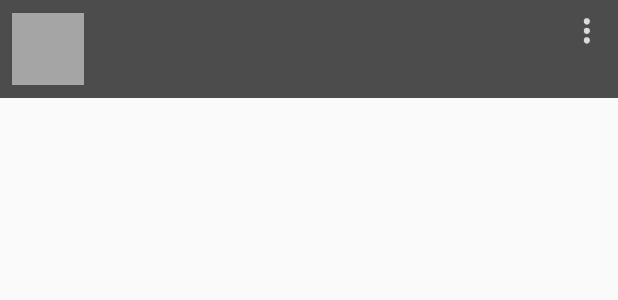
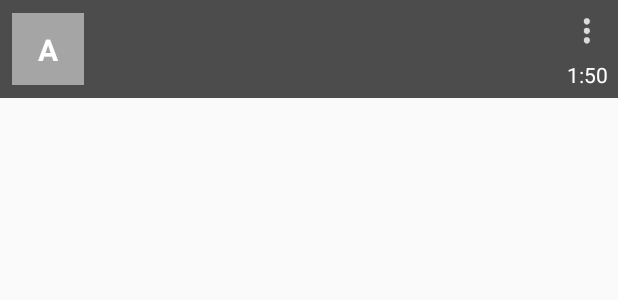
Before and after one commit to whycody/LinkPlayer, an Android app: the layout music_row.xml on its own in the app's theme, with its tools: preview values and no code run, on a phone screen of 412 x 824 dp. Shown: the top 300 px of the screen. Run offline under Robolectric (Android 15) with nearby library versions, the phone set to English and light mode, and no system bars.

Commit message:
Changed design

```diff
--- a/app/src/main/java/com/linkplayer/linkplayer/data/SongDao.java
+++ b/app/src/main/java/com/linkplayer/linkplayer/data/SongDao.java
@@ -111,7 +111,6 @@ public class SongDao {
 
     private void createLatestMusic(Song song){
         SongRealm songRealm = realm.createObject(SongRealm.class, idLastSongValue);
-        songRealm.setAlbumPhotoAvailable(song.isAlbumPhotoAvailable());
         songRealm.setArtist(song.getArtist());
         songRealm.setId(song.getId());
         songRealm.setPath(song.getPath());
@@ -121,7 +120,7 @@ public class SongDao {
     public Song getLatestMusic(){
         SongRealm songRealm = realm.where(SongRealm.class).equalTo("key", idLastSongValue).findFirst();
         if(songRealm==null) {
-            return new Song(0l, "Play a song!", "", "", null, false);
+            return new Song(0l, "Play a song!", "", "", "");
         }
         Song song = songMapper.fromRealm(songRealm);
         return song;
--- a/app/src/main/java/com/linkplayer/linkplayer/mappers/SongMapper.java
+++ b/app/src/main/java/com/linkplayer/linkplayer/mappers/SongMapper.java
@@ -7,7 +7,6 @@ public class SongMapper {
 
     public Song fromRealm(SongRealm songRealm){
         Song song = new Song();
-        song.setAlbumPhotoAvailable(songRealm.isAlbumPhotoAvailable());
         song.setArtist(songRealm.getArtist());
         song.setId(songRealm.getId());
         song.setPath(songRealm.getPath());
@@ -17,7 +16,6 @@ public class SongMapper {
 
     public SongRealm toRealm(Song song){
         SongRealm songRealm = new SongRealm();
-        songRealm.setAlbumPhotoAvailable(song.isAlbumPhotoAvailable());
         songRealm.setArtist(song.getArtist());
         songRealm.setId(song.getId());
         songRealm.setPath(song.getPath());
--- a/app/src/main/res/drawable/background_splash.xml
+++ b/app/src/main/res/drawable/background_splash.xml
@@ -2,7 +2,7 @@
 <layer-list xmlns:android="http://schemas.android.com/apk/res/android">
 
     <item
-        android:drawable="@color/colorPrimary"/>
+        android:drawable="@color/colorPrimaryDark"/>
 
     <item>
         <bitmap
--- a/app/src/main/res/layout/activity_main.xml
+++ b/app/src/main/res/layout/activity_main.xml
@@ -154,6 +154,8 @@
             android:layout_weight="1"
             android:layout_gravity="center"
             android:gravity="center"
+            android:maxLines="1"
+            android:ellipsize="end"
             android:textColor="@android:color/white"
             android:textSize="12sp"/>
 
--- a/app/src/main/res/layout/music_row.xml
+++ b/app/src/main/res/layout/music_row.xml
@@ -12,16 +12,56 @@
         android:layout_height="65dp"
         android:background="#4c4c4c">
 
-        <ImageView
-            android:id="@+id/album_photo"
-            android:layout_width="48dp"
-            android:layout_height="48dp"
+        <TextView
+            android:id="@+id/duration_text"
+            android:layout_width="wrap_content"
+            android:layout_height="wrap_content"
+            android:layout_marginEnd="8dp"
+            android:layout_marginRight="8dp"
+            android:text="1:50"
+            android:textColor="@android:color/white"
+            app:layout_constraintBottom_toBottomOf="parent"
+            app:layout_constraintEnd_toEndOf="parent"
+            app:layout_constraintStart_toEndOf="@+id/constraintLayout"
+            app:layout_constraintTop_toBottomOf="@+id/imageButton" />
+
+        <android.support.constraint.ConstraintLayout
+            android:id="@+id/a"
+            android:layout_width="wrap_content"
+            android:layout_height="wrap_content"
             android:layout_marginLeft="8dp"
             android:layout_marginStart="8dp"
-            android:background="@color/colorGray"
             app:layout_constraintBottom_toBottomOf="parent"
             app:layout_constraintStart_toStartOf="parent"
-            app:layout_constraintTop_toTopOf="parent" />
+            app:layout_constraintTop_toTopOf="parent">
+
+            <View
+                android:id="@+id/view"
+                android:layout_width="48dp"
+                android:layout_height="48dp"
+                android:background="@drawable/gray_color"
+                android:alpha="1.0"/>
+
+            <ImageView
+                android:id="@+id/album_photo"
+                android:layout_width="48dp"
+                android:layout_height="48dp"
+                android:background="@drawable/gray_color"
+                android:alpha="0.1"/>
+
+            <TextView
+                android:id="@+id/first_letter"
+                android:layout_width="wrap_content"
+                android:layout_height="wrap_content"
+                android:text="A"
+                android:textColor="@android:color/white"
+                android:textStyle="bold"
+                android:textSize="20sp"
+                app:layout_constraintBottom_toBottomOf="parent"
+                app:layout_constraintEnd_toEndOf="parent"
+                app:layout_constraintStart_toStartOf="parent"
+                app:layout_constraintTop_toTopOf="@+id/album_photo" />
+        </android.support.constraint.ConstraintLayout>
 
 
         <ImageButton
@@ -48,17 +88,17 @@
             android:foregroundGravity="right"
             app:layout_constraintBottom_toBottomOf="parent"
             app:layout_constraintEnd_toStartOf="@+id/imageButton"
-            app:layout_constraintStart_toEndOf="@+id/album_photo"
+            app:layout_constraintStart_toEndOf="@+id/a"
             app:layout_constraintTop_toTopOf="parent">
 
             <TextView
                 android:id="@+id/title_text"
                 android:layout_width="wrap_content"
                 android:layout_height="wrap_content"
+                android:ellipsize="end"
+                android:maxLines="1"
                 android:textColor="#ffffff"
                 android:textSize="17sp"
-                android:maxLines="1"
-                android:ellipsize="end"
                 app:layout_constraintStart_toStartOf="parent"
                 app:layout_constraintTop_toTopOf="parent" />
 
@@ -66,10 +106,10 @@
                 android:id="@+id/author_text"
                 android:layout_width="wrap_content"
                 android:layout_height="wrap_content"
+                android:ellipsize="end"
                 android:foregroundGravity="fill"
+                android:maxLines="1"
                 android:textColor="#ffffff"
-                android:maxLines="1"
-                android:ellipsize="end"
                 app:layout_constraintBottom_toBottomOf="parent"
                 app:layout_constraintStart_toStartOf="@+id/title_text"
                 app:layout_constraintTop_toBottomOf="@+id/title_text" />
```
Also changed, not shown: app/src/main/java/com/linkplayer/linkplayer/data/MusicListData.java (+1 -20 lines), app/src/main/java/com/linkplayer/linkplayer/fragment/music/MusicPresenterImpl.java (+30 -4 lines), app/src/main/java/com/linkplayer/linkplayer/fragment/music/MusicRecyclerHolder.java (+15 -7 lines), app/src/main/java/com/linkplayer/linkplayer/fragment/music/MusicRowView.java (+5 -5 lines), app/src/main/java/com/linkplayer/linkplayer/model/Song.java (+7 -18 lines), app/src/main/java/com/linkplayer/linkplayer/model/SongRealm.java (+1 -11 lines).
